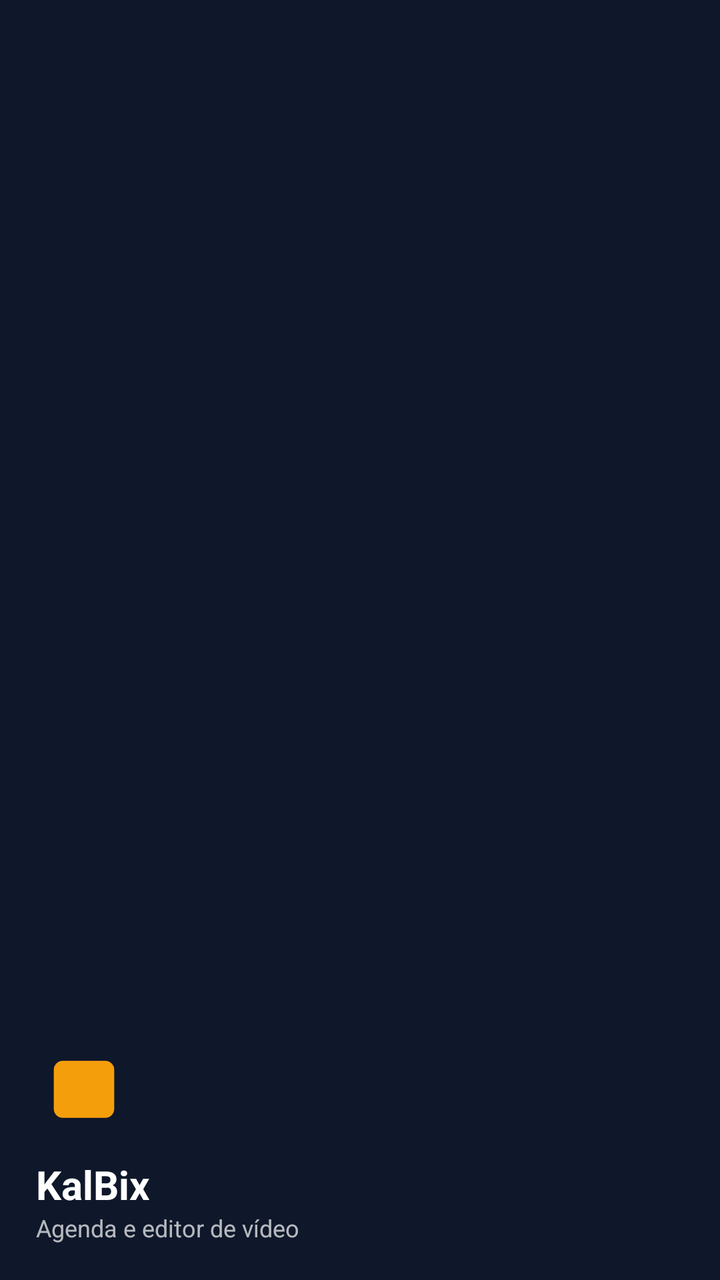
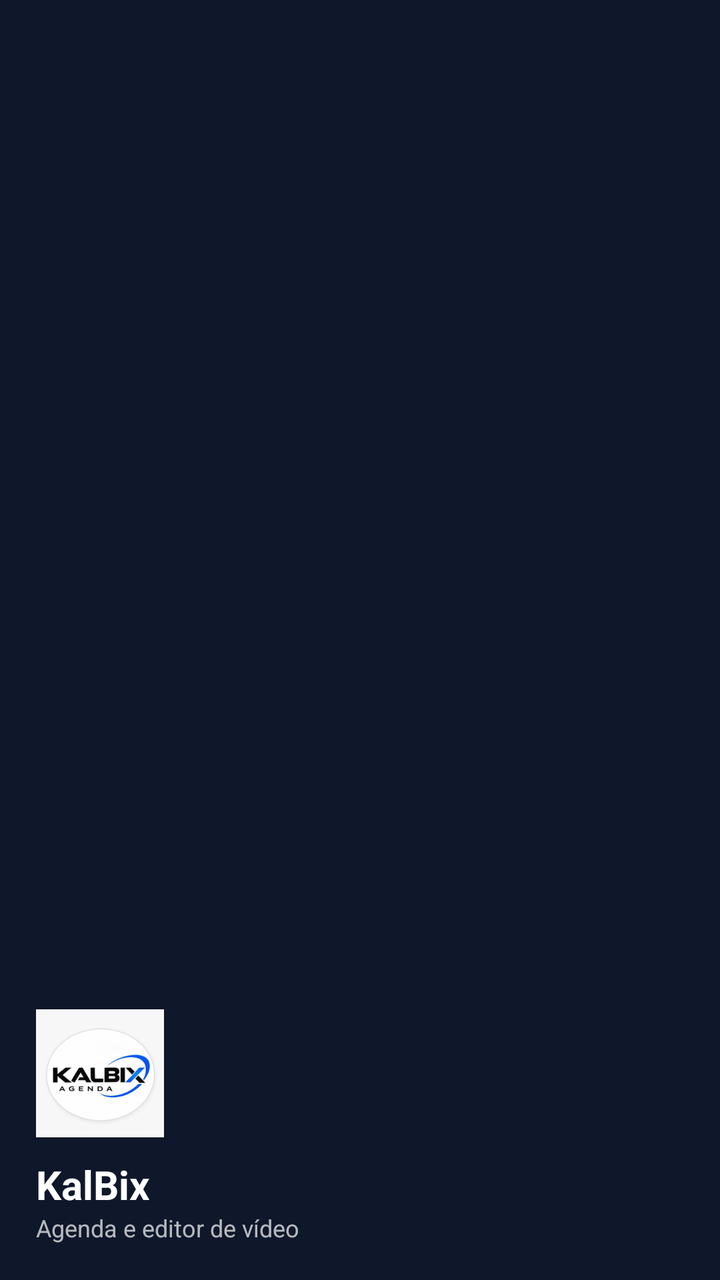

Before-and-after screenshots of an Android layout around one commit, followed by the original layout XML and the change that was made.
<!-- AndroidManifest.xml: application theme Theme.KalBix -->
<!-- res/layout/nav_header.xml -->
<?xml version="1.0" encoding="utf-8"?>
<LinearLayout xmlns:android="http://schemas.android.com/apk/res/android"
    xmlns:app="http://schemas.android.com/apk/res-auto"
    android:layout_width="match_parent"
    android:layout_height="wrap_content"
    android:background="@color/brand_dark"
    android:gravity="bottom"
    android:orientation="vertical"
    android:padding="18dp">

    <ImageView
        android:layout_width="48dp"
        android:layout_height="48dp"
        android:layout_marginBottom="10dp"
        android:src="@drawable/ic_launcher_fg"
        app:tint="@color/brand_amber" />

    <TextView
        android:layout_width="match_parent"
        android:layout_height="wrap_content"
        android:text="KalBix"
        android:textColor="@android:color/white"
        android:textSize="20sp"
        android:textStyle="bold" />

    <TextView
        android:layout_width="match_parent"
        android:layout_height="wrap_content"
        android:text="Agenda e editor de vídeo"
        android:textColor="@android:color/white"
        android:textSize="12sp"
        android:alpha="0.7" />

</LinearLayout>
<!-- resources referenced by this layout -->
<resources>
  <color name="brand_amber">#F59E0B</color>
  <color name="brand_dark">#0F172A</color>
  <!-- drawable ic_launcher_fg (drawable) -->
  <?xml version="1.0" encoding="utf-8"?>
  <vector xmlns:android="http://schemas.android.com/apk/res/android"
      android:width="108dp"
      android:height="108dp"
      android:viewportWidth="108"
      android:viewportHeight="108">
      <path
          android:fillColor="#F59E0B"
          android:pathData="M30,22 h48 a10,10 0 0 1 10,10 v44 a10,10 0 0 1 -10,10 h-48 a10,10 0 0 1 -10,-10 v-44 a10,10 0 0 1 10,-10 z" />
      <path
          android:fillColor="#0F172A"
          android:pathData="M34,40 h40 v30 h-40 z" />
      <path
          android:fillColor="#FFFFFF"
          android:pathData="M36,42 h36 v26 h-36 z" />
      <path
          android:fillColor="#0F172A"
          android:pathData="M40,30 a3,3 0 0 1 6,0 v8 h-6 z M62,30 a3,3 0 0 1 6,0 v8 h-6 z" />
      <path
          android:strokeColor="#0F172A"
          android:strokeWidth="5"
          android:strokeLineCap="round"
          android:strokeLineJoin="round"
          android:fillColor="#00000000"
          android:pathData="M44,54 l7,7 l13,-13" />
  </vector>
  <style name="Theme.KalBix" parent="Theme.AppCompat.NoActionBar">
          <item name="colorPrimary">@color/brand_dark</item>
          <item name="colorPrimaryDark">@color/brand_dark</item>
          <item name="colorAccent">@color/brand_amber</item>
          <item name="android:statusBarColor">@color/brand_dark</item>
          <item name="android:navigationBarColor">@color/brand_dark</item>
          <item name="android:windowBackground">@color/brand_dark</item>
      </style>
</resources>

<!-- the commit's change to res/layout/nav_header.xml (unified diff, before → after) -->
@@ -9,11 +9,11 @@
     android:padding="18dp">
 
     <ImageView
-        android:layout_width="48dp"
-        android:layout_height="48dp"
+        android:id="@+id/nav_logo"
+        android:layout_width="64dp"
+        android:layout_height="64dp"
         android:layout_marginBottom="10dp"
-        android:src="@drawable/ic_launcher_fg"
-        app:tint="@color/brand_amber" />
+        android:src="@drawable/logo_kalbix" />
 
     <TextView
         android:layout_width="match_parent"
<!-- resource entries referenced after the edit -->
@@ -2,33 +2,7 @@
 <resources>
   <color name="brand_amber">#F59E0B</color>
   <color name="brand_dark">#0F172A</color>
-  <!-- drawable ic_launcher_fg (drawable) -->
-  <?xml version="1.0" encoding="utf-8"?>
-  <vector xmlns:android="http://schemas.android.com/apk/res/android"
-      android:width="108dp"
-      android:height="108dp"
-      android:viewportWidth="108"
-      android:viewportHeight="108">
-      <path
-          android:fillColor="#F59E0B"
-          android:pathData="M30,22 h48 a10,10 0 0 1 10,10 v44 a10,10 0 0 1 -10,10 h-48 a10,10 0 0 1 -10,-10 v-44 a10,10 0 0 1 10,-10 z" />
-      <path
-          android:fillColor="#0F172A"
-          android:pathData="M34,40 h40 v30 h-40 z" />
-      <path
-          android:fillColor="#FFFFFF"
-          android:pathData="M36,42 h36 v26 h-36 z" />
-      <path
-          android:fillColor="#0F172A"
-          android:pathData="M40,30 a3,3 0 0 1 6,0 v8 h-6 z M62,30 a3,3 0 0 1 6,0 v8 h-6 z" />
-      <path
-          android:strokeColor="#0F172A"
-          android:strokeWidth="5"
-          android:strokeLineCap="round"
-          android:strokeLineJoin="round"
-          android:fillColor="#00000000"
-          android:pathData="M44,54 l7,7 l13,-13" />
-  </vector>
+  <!-- drawable logo_kalbix: png bitmap (drawable, 32573 bytes) -->
   <style name="Theme.KalBix" parent="Theme.AppCompat.NoActionBar">
           <item name="colorPrimary">@color/brand_dark</item>
           <item name="colorPrimaryDark">@color/brand_dark</item>
